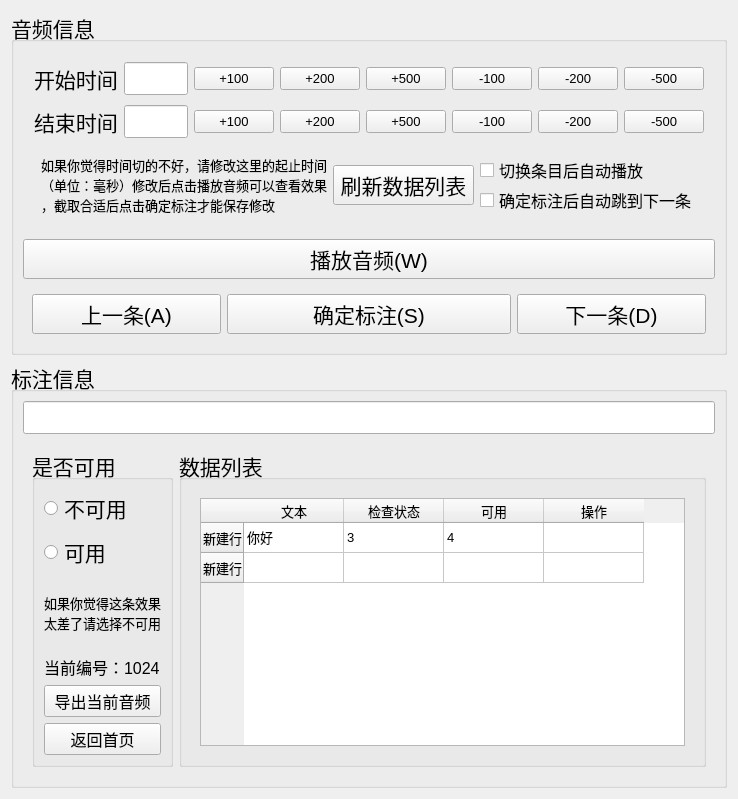
Old version of the form ui/gui.ui in the repository kslz/SoundLabel.
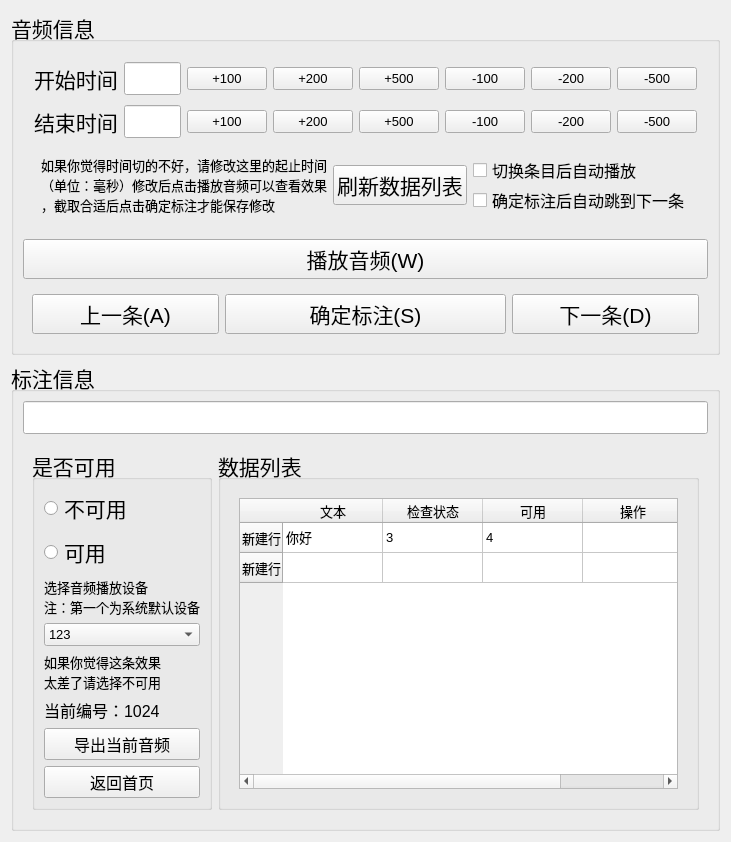
New version of the form.

Commit message: 添加选择系统音频设备功能

Diff of the .ui file:
```diff
--- a/ui/gui.ui
+++ b/ui/gui.ui
@@ -6,7 +6,7 @@
    <rect>
     <x>0</x>
     <y>0</y>
-    <width>738</width>
+    <width>723</width>
     <height>799</height>
    </rect>
   </property>
@@ -538,11 +538,11 @@
       </item>
       <item row="1" column="0">
        <widget class="QWidget" name="widget_3" native="true">
-        <layout class="QHBoxLayout" name="horizontalLayout">
+        <layout class="QHBoxLayout" name="horizontalLayout" stretch="1,5">
          <item>
           <widget class="QGroupBox" name="groupBox_2">
            <property name="sizePolicy">
-            <sizepolicy hsizetype="Fixed" vsizetype="Preferred">
+            <sizepolicy hsizetype="Minimum" vsizetype="Preferred">
              <horstretch>0</horstretch>
              <verstretch>0</verstretch>
             </sizepolicy>
@@ -565,6 +565,51 @@
               </property>
              </widget>
             </item>
+            <item>
+             <widget class="QLabel" name="label_6">
+              <property name="font">
+               <font>
+                <pointsize>10</pointsize>
+               </font>
+              </property>
+              <property name="text">
+               <string>选择音频播放设备
+注：第一个为系统默认设备</string>
+              </property>
+             </widget>
+            </item>
+            <item>
+             <widget class="QComboBox" name="comboBox">
+              <property name="sizePolicy">
+               <sizepolicy hsizetype="Ignored" vsizetype="Fixed">
+                <horstretch>0</horstretch>
+                <verstretch>0</verstretch>
+               </sizepolicy>
+              </property>
+              <property name="maximumSize">
+               <size>
+                <width>16777215</width>
+                <height>16777215</height>
+               </size>
+              </property>
+              <property name="font">
+               <font>
+                <pointsize>10</pointsize>
+               </font>
+              </property>
+              <property name="iconSize">
+               <size>
+                <width>16</width>
+                <height>16</height>
+               </size>
+              </property>
+              <item>
+               <property name="text">
+                <string>123</string>
+               </property>
+              </item>
+             </widget>
+            </item>
             <item>
              <widget class="QLabel" name="label">
               <property name="font">
@@ -625,6 +670,12 @@
          </item>
          <item>
           <widget class="QGroupBox" name="groupBox_3">
+           <property name="maximumSize">
+            <size>
+             <width>525</width>
+             <height>16777215</height>
+            </size>
+           </property>
            <property name="font">
             <font>
              <pointsize>16</pointsize>
@@ -644,6 +695,12 @@
               <layout class="QHBoxLayout" name="horizontalLayout_6">
                <item>
                 <widget class="QTableWidget" name="tableWidget">
+                 <property name="maximumSize">
+                  <size>
+                   <width>16777215</width>
+                   <height>16777215</height>
+                  </size>
+                 </property>
                  <property name="font">
                   <font>
                    <pointsize>10</pointsize>
```
Left out of the diff: 44 changed lines with no effect on the pictures. The commit also changes 2 other files.
